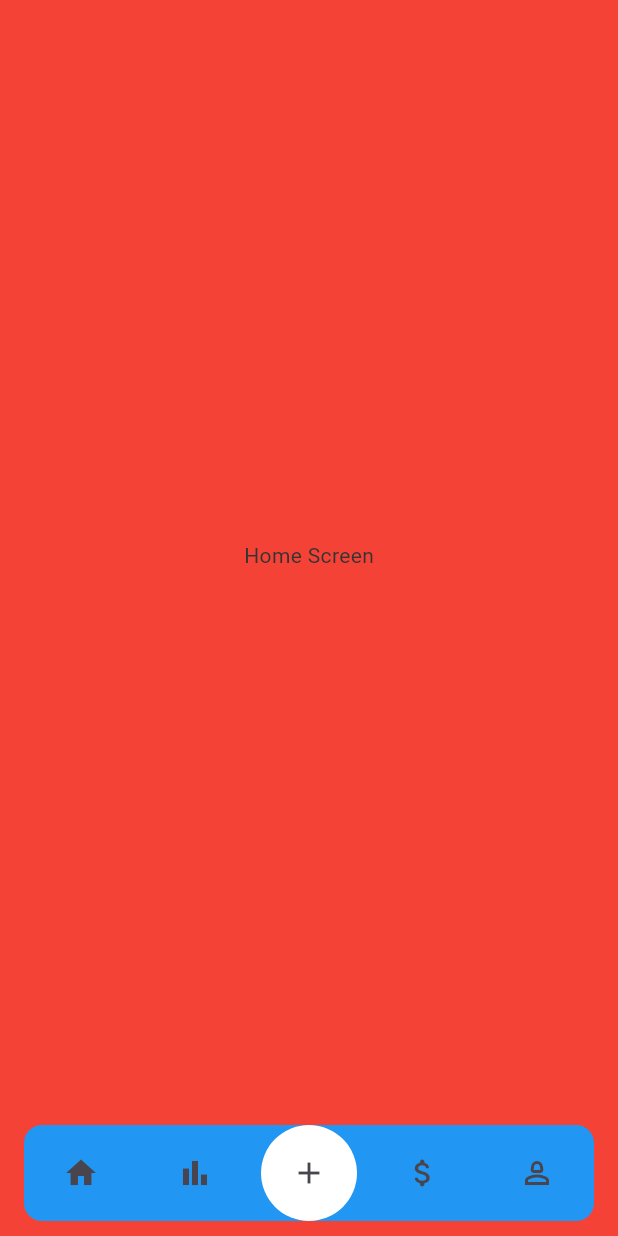
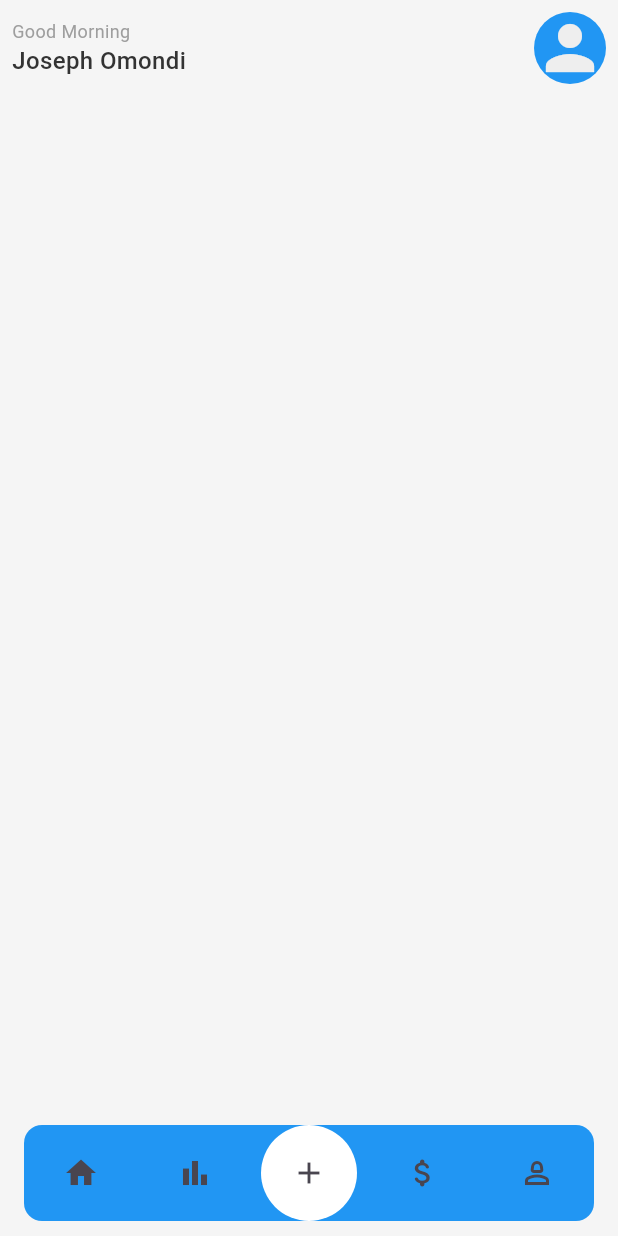
Before and after one commit to Mikiejoe/myapp, a Flutter app: the MainHomeScreen screen opened directly, on a phone screen of 412 x 824 dp. Run offline on Flutter 3.47's test engine with Material 3 defaults, Android fonts, the light colour scheme and no system bars; our stand-ins replace flutter_native_splash.

Commit message:
modified:   lib/features/home/screens/home_screen.dart 	modified:   lib/features/home/screens/main_screen.dart 	modified:   lib/main.dart

```diff
--- a/lib/features/home/screens/home_screen.dart
+++ b/lib/features/home/screens/home_screen.dart
@@ -5,8 +5,39 @@ class HomeScreen extends StatelessWidget {
 
   @override
   Widget build(BuildContext context) {
-    return const Center(
-      child: Text("Home Screen"),
+    return SafeArea(
+      child: CustomScrollView(
+        // keyboardDismissBehavior: ScrollViewKeyboardDismissBehavior.manual,
+        slivers: [
+          SliverList(
+              delegate: SliverChildListDelegate([
+            Container(
+              margin: const EdgeInsets.all(8.0),
+              child: Column(
+                children: [
+                Row(
+                  mainAxisAlignment: MainAxisAlignment.spaceBetween,
+                    children: [
+                      const Column(
+                        crossAxisAlignment: CrossAxisAlignment.start,
+                        children: [
+                          Text("Good Morning",style: TextStyle(fontSize: 12,fontWeight: FontWeight.w400,color: Colors.grey)),
+                          Text("Joseph Omondi",style: TextStyle(fontSize: 16,fontWeight: FontWeight.w500),),
+                        ],
+                      ),
+                      CircleAvatar(
+                        backgroundColor: Colors.blue,
+                        radius: 24,
+                        child: Icon(Icons.person,size: 48,color: Colors.grey.shade200,),
+                      )
+                    ],
+                  ),
+                ],
+              ),
+            ),
+          ]))
+        ],
+      ),
     );
   }
 }
--- a/lib/features/home/screens/main_screen.dart
+++ b/lib/features/home/screens/main_screen.dart
@@ -32,7 +32,7 @@ class _MainHomeScreenState extends State<MainHomeScreen> {
   @override
   Widget build(BuildContext context) {
     return Scaffold(
-      backgroundColor:  Colors.red,
+      // backgroundColor:  Colors.red,
       body: _screens[_selectedIndex],
       bottomNavigationBar: CustomBottomNavigationBar(onTap: changeScreen,),
     );
--- a/lib/main.dart
+++ b/lib/main.dart
@@ -1,6 +1,7 @@
 import 'package:flutter/material.dart';
 import 'package:flutter_native_splash/flutter_native_splash.dart';
-import 'package:myapp/features/onBoarding/screens/main_screen.dart';
+import 'package:myapp/features/home/screens/main_screen.dart';
+// import 'package:myapp/features/onBoarding/screens/main_screen.dart';
 
 
 void main() {
@@ -77,7 +78,7 @@ class MyApp extends StatelessWidget {
         // colorScheme: ColorScheme.fromSeed(seedColor: Colors.deepPurple),
         useMaterial3: true,
       ),
-      home: const MainScreen(),
+      home: const MainHomeScreen(),
     );
   }
 }
```
